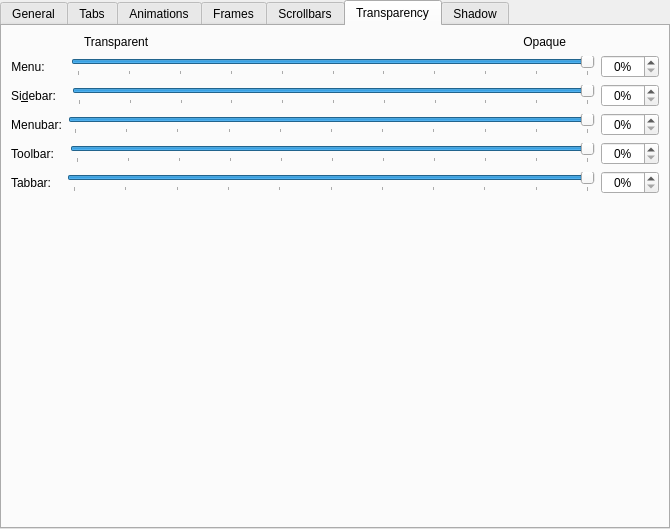
Above: kstyle/config/ui/darklystyleconfig.ui from DeltaCopy/Darkly before the change. Below: the same form after it.
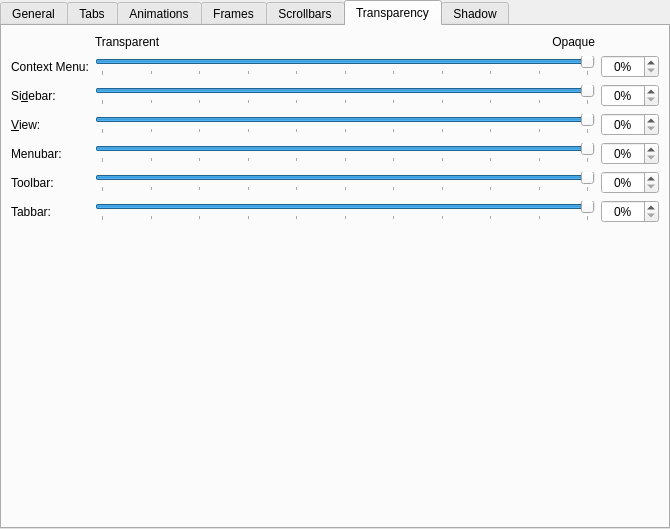
That is the form after the change. The open tabs and pages were chosen to show the change. Custom widgets are drawn as their Qt base class.

Patch:
```diff
--- a/kstyle/config/ui/darklystyleconfig.ui
+++ b/kstyle/config/ui/darklystyleconfig.ui
@@ -1128,7 +1128,7 @@
        <string>Transparency</string>
       </attribute>
       <layout class="QGridLayout" name="gridLayout_2">
-       <item row="0" column="0">
+       <item row="0" column="1">
         <layout class="QHBoxLayout" name="horizontalLayout">
          <item>
           <widget class="QLabel" name="label_6">
@@ -1141,9 +1141,6 @@
            <property name="text">
             <string>Transparent</string>
            </property>
-           <property name="indent">
-            <number>73</number>
-           </property>
           </widget>
          </item>
          <item>
@@ -1154,53 +1151,139 @@
              <verstretch>0</verstretch>
             </sizepolicy>
            </property>
-           <property name="layoutDirection">
-            <enum>Qt::LayoutDirection::LeftToRight</enum>
-           </property>
            <property name="text">
             <string>Opaque</string>
            </property>
            <property name="alignment">
             <set>Qt::AlignmentFlag::AlignRight|Qt::AlignmentFlag::AlignTrailing|Qt::AlignmentFlag::AlignVCenter</set>
            </property>
-           <property name="margin">
-            <number>0</number>
-           </property>
-           <property name="indent">
-            <number>93</number>
-           </property>
           </widget>
          </item>
         </layout>
        </item>
-       <item row="7" column="0">
-        <layout class="QHBoxLayout" name="horizontalLayout_22">
-         <item>
-          <widget class="QLabel" name="label_18">
+       <item row="1" column="0">
+        <widget class="QLabel" name="_menuGroupDescription">
+         <property name="toolTip">
+          <string>This changes the transparency of context menus and popup menus</string>
+         </property>
            <property name="text">
-            <string>Tabbar:</string>
+          <string>Context Menu:</string>
            </property>
            <property name="alignment">
+          <set>Qt::AlignmentFlag::AlignLeading|Qt::AlignmentFlag::AlignLeft|Qt::AlignmentFlag::AlignVCenter</set>
+         </property>
+         <property name="buddy">
+          <cstring>_menuOpacity</cstring>
+         </property>
+        </widget>
+       </item>
+       <item row="1" column="1">
+        <widget class="QSlider" name="_menuOpacity">
+         <property name="toolTip">
+          <string>This changes the transparency of context menus and popup menus</string>
+         </property>
+         <property name="maximum">
+          <number>100</number>
+         </property>
+         <property name="value">
+          <number>100</number>
+         </property>
+         <property name="orientation">
+          <enum>Qt::Orientation::Horizontal</enum>
+         </property>
+         <property name="tickPosition">
+          <enum>QSlider::TickPosition::TicksBelow</enum>
+         </property>
+         <property name="tickInterval">
+          <number>10</number>
+         </property>
+        </widget>
+       </item>
+       <item row="1" column="2">
+        <widget class="QSpinBox" name="_menuOpacitySpinBox">
+         <property name="alignment">
             <set>Qt::AlignmentFlag::AlignCenter</set>
            </property>
-           <property name="indent">
-            <number>5</number>
-           </property>
+         <property name="suffix">
+          <string>%</string>
+         </property>
+         <property name="maximum">
+          <number>100</number>
+         </property>
+        </widget>
+       </item>
+       <item row="2" column="0">
+        <widget class="QLabel" name="label_5">
+         <property name="toolTip">
+          <string>Dolphin sidebar transparency. Requires "Draw frame around dockable panels" to be disabled.</string>
+         </property>
+         <property name="text">
+          <string>Si&amp;debar:</string>
+         </property>
+         <property name="alignment">
+          <set>Qt::AlignmentFlag::AlignLeading|Qt::AlignmentFlag::AlignLeft|Qt::AlignmentFlag::AlignVCenter</set>
+         </property>
            <property name="buddy">
             <cstring>_tabBarOpacity</cstring>
            </property>
           </widget>
          </item>
-         <item>
-          <layout class="QHBoxLayout" name="horizontalLayout_23">
-           <property name="leftMargin">
+       <item row="2" column="1">
+        <widget class="QSlider" name="_sidebarOpacity">
+         <property name="toolTip">
+          <string>Dolphin sidebar transparency. Requires "Draw frame around dockable panels" to be disabled.</string>
+         </property>
+         <property name="maximum">
+          <number>100</number>
+         </property>
+         <property name="value">
+          <number>100</number>
+         </property>
+         <property name="orientation">
+          <enum>Qt::Orientation::Horizontal</enum>
+         </property>
+         <property name="tickPosition">
+          <enum>QSlider::TickPosition::TicksBelow</enum>
+         </property>
+         <property name="tickInterval">
             <number>10</number>
            </property>
-           <item>
-            <widget class="QSlider" name="_tabBarOpacity">
+        </widget>
+       </item>
+       <item row="2" column="2">
+        <widget class="QSpinBox" name="_sidebarOpacitySpinBox">
+         <property name="alignment">
+          <set>Qt::AlignmentFlag::AlignCenter</set>
+         </property>
+         <property name="suffix">
+          <string>%</string>
+         </property>
+         <property name="maximum">
+          <number>100</number>
+         </property>
+        </widget>
+       </item>
+       <item row="3" column="0">
+        <widget class="QLabel" name="label_viewOpacity">
              <property name="toolTip">
-              <string>This changes the tabbar opacity inside Dolphin &amp; Konsole</string>
-             </property>
+          <string>This changes the transparency of the Dolphin main file view area</string>
+         </property>
+         <property name="text">
+          <string>&amp;View:</string>
+         </property>
+         <property name="alignment">
+          <set>Qt::AlignmentFlag::AlignLeading|Qt::AlignmentFlag::AlignLeft|Qt::AlignmentFlag::AlignVCenter</set>
+         </property>
+         <property name="buddy">
+          <cstring>_viewOpacity</cstring>
+         </property>
+        </widget>
+       </item>
+       <item row="3" column="1">
+        <widget class="QSlider" name="_viewOpacity">
+         <property name="toolTip">
+          <string>This changes the transparency of the Dolphin main file view area</string>
+         </property>
              <property name="maximum">
               <number>100</number>
              </property>
@@ -1218,10 +1301,8 @@
              </property>
             </widget>
            </item>
-          </layout>
-         </item>
-         <item>
-          <widget class="QSpinBox" name="_tabBarOpacitySpinBox">
+       <item row="3" column="2">
+        <widget class="QSpinBox" name="_viewOpacitySpinBox">
            <property name="alignment">
             <set>Qt::AlignmentFlag::AlignCenter</set>
            </property>
@@ -1232,36 +1313,21 @@
             <number>100</number>
            </property>
           </widget>
-         </item>
-        </layout>
        </item>
        <item row="4" column="0">
-        <layout class="QHBoxLayout" name="horizontalLayout_7">
-         <item>
           <widget class="QLabel" name="label_7">
            <property name="text">
             <string>Menubar:</string>
            </property>
            <property name="alignment">
-            <set>Qt::AlignmentFlag::AlignCenter</set>
-           </property>
-           <property name="indent">
-            <number>5</number>
+          <set>Qt::AlignmentFlag::AlignLeading|Qt::AlignmentFlag::AlignLeft|Qt::AlignmentFlag::AlignVCenter</set>
            </property>
            <property name="buddy">
             <cstring>_menuBarOpacity</cstring>
            </property>
           </widget>
          </item>
-         <item>
-          <layout class="QHBoxLayout" name="horizontalLayout_10">
-           <property name="spacing">
-            <number>0</number>
-           </property>
-           <property name="leftMargin">
-            <number>0</number>
-           </property>
-           <item>
+       <item row="4" column="1">
             <widget class="QSlider" name="_menuBarOpacity">
              <property name="toolTip">
               <string>This changes the menubar opacity</string>
@@ -1283,9 +1349,7 @@
              </property>
             </widget>
            </item>
-          </layout>
-         </item>
-         <item>
+       <item row="4" column="2">
           <widget class="QSpinBox" name="_menuBarOpacitySpinBox">
            <property name="alignment">
             <set>Qt::AlignmentFlag::AlignCenter</set>
@@ -1298,38 +1362,20 @@
            </property>
           </widget>
          </item>
-        </layout>
-       </item>
-       <item row="6" column="0">
-        <layout class="QHBoxLayout" name="horizontalLayout_3">
-         <item>
+       <item row="5" column="0">
           <widget class="QLabel" name="label_8">
-           <property name="enabled">
-            <bool>true</bool>
-           </property>
            <property name="text">
             <string>Toolbar:</string>
            </property>
            <property name="alignment">
-            <set>Qt::AlignmentFlag::AlignCenter</set>
-           </property>
-           <property name="indent">
-            <number>5</number>
+          <set>Qt::AlignmentFlag::AlignLeading|Qt::AlignmentFlag::AlignLeft|Qt::AlignmentFlag::AlignVCenter</set>
            </property>
            <property name="buddy">
             <cstring>_toolBarOpacity</cstring>
            </property>
           </widget>
          </item>
-         <item>
-          <layout class="QHBoxLayout" name="horizontalLayout_11" stretch="0">
-           <property name="spacing">
-            <number>0</number>
-           </property>
-           <property name="leftMargin">
-            <number>10</number>
-           </property>
-           <item>
+       <item row="5" column="1">
             <widget class="QSlider" name="_toolBarOpacity">
              <property name="toolTip">
               <string>This changes the toolbar opacity</string>
@@ -1351,9 +1397,7 @@
              </property>
             </widget>
            </item>
-          </layout>
-         </item>
-         <item>
+       <item row="5" column="2">
           <widget class="QSpinBox" name="_toolBarOpacitySpinBox">
            <property name="alignment">
             <set>Qt::AlignmentFlag::AlignCenter</set>
@@ -1366,143 +1410,36 @@
            </property>
           </widget>
          </item>
-        </layout>
-       </item>
-       <item row="1" column="0">
-        <layout class="QHBoxLayout" name="horizontalLayout_2">
-         <item>
-          <widget class="QLabel" name="_menuGroupDescription">
-           <property name="text">
-            <string>Menu:</string>
-           </property>
-           <property name="alignment">
-            <set>Qt::AlignmentFlag::AlignCenter</set>
-           </property>
-           <property name="indent">
-            <number>5</number>
-           </property>
-           <property name="buddy">
-            <cstring>_menuOpacity</cstring>
-           </property>
-          </widget>
-         </item>
-         <item>
-          <layout class="QHBoxLayout" name="horizontalLayout_5">
-           <property name="spacing">
-            <number>0</number>
-           </property>
-           <property name="leftMargin">
-            <number>20</number>
-           </property>
-           <item>
-            <widget class="QSlider" name="_menuOpacity">
+       <item row="6" column="0">
+        <widget class="QLabel" name="label_18">
              <property name="toolTip">
-              <string>This changes the menu items transparency</string>
-             </property>
-             <property name="minimum">
-              <number>0</number>
-             </property>
-             <property name="maximum">
-              <number>100</number>
-             </property>
-             <property name="singleStep">
-              <number>1</number>
-             </property>
-             <property name="pageStep">
-              <number>10</number>
-             </property>
-             <property name="value">
-              <number>100</number>
-             </property>
-             <property name="orientation">
-              <enum>Qt::Orientation::Horizontal</enum>
-             </property>
-             <property name="invertedAppearance">
-              <bool>false</bool>
-             </property>
-             <property name="invertedControls">
-              <bool>false</bool>
-             </property>
-             <property name="tickPosition">
-              <enum>QSlider::TickPosition::TicksBelow</enum>
-             </property>
-             <property name="tickInterval">
-              <number>10</number>
-             </property>
-            </widget>
-           </item>
-          </layout>
-         </item>
-         <item>
-          <widget class="QSpinBox" name="_menuOpacitySpinBox">
-           <property name="alignment">
-            <set>Qt::AlignmentFlag::AlignCenter</set>
-           </property>
-           <property name="suffix">
-            <string>%</string>
-           </property>
-           <property name="maximum">
-            <number>100</number>
-           </property>
-          </widget>
-         </item>
-        </layout>
-       </item>
-       <item row="2" column="0">
-        <layout class="QHBoxLayout" name="horizontalLayout_8">
-         <item>
-          <widget class="QLabel" name="label_5">
+          <string>This changes the tabbar opacity inside Dolphin &amp; Konsole</string>
+         </property>
            <property name="text">
-            <string>Si&amp;debar:</string>
+          <string>Tabbar:</string>
            </property>
            <property name="alignment">
-            <set>Qt::AlignmentFlag::AlignCenter</set>
-           </property>
-           <property name="indent">
-            <number>5</number>
-           </property>
+          <set>Qt::AlignmentFlag::AlignLeading|Qt::AlignmentFlag::AlignLeft|Qt::AlignmentFlag::AlignVCenter</set>
+         </property>
            <property name="buddy">
             <cstring>_sidebarOpacity</cstring>
            </property>
           </widget>
          </item>
-         <item>
-          <layout class="QHBoxLayout" name="horizontalLayout_9">
-           <property name="spacing">
-            <number>0</number>
-           </property>
-           <property name="leftMargin">
-            <number>10</number>
-           </property>
-           <item>
-            <widget class="QSlider" name="_sidebarOpacity">
+       <item row="6" column="1">
+        <widget class="QSlider" name="_tabBarOpacity">
              <property name="toolTip">
               <string>This changes the Dolphin sidebar transparency</string>
              </property>
              <property name="maximum">
               <number>100</number>
              </property>
-             <property name="singleStep">
-              <number>1</number>
-             </property>
-             <property name="pageStep">
-              <number>10</number>
-             </property>
              <property name="value">
               <number>100</number>
              </property>
-             <property name="sliderPosition">
-              <number>100</number>
-             </property>
              <property name="orientation">
               <enum>Qt::Orientation::Horizontal</enum>
              </property>
-             <property name="invertedAppearance">
-              <bool>false</bool>
-             </property>
-             <property name="invertedControls">
-              <bool>false</bool>
-             </property>
              <property name="tickPosition">
               <enum>QSlider::TickPosition::TicksBelow</enum>
              </property>
@@ -1511,10 +1448,8 @@
              </property>
             </widget>
            </item>
-          </layout>
-         </item>
-         <item>
-          <widget class="QSpinBox" name="_sidebarOpacitySpinBox">
+       <item row="6" column="2">
+        <widget class="QSpinBox" name="_tabBarOpacitySpinBox">
            <property name="alignment">
             <set>Qt::AlignmentFlag::AlignCenter</set>
            </property>
@@ -1526,9 +1461,7 @@
            </property>
           </widget>
          </item>
-        </layout>
-       </item>
-       <item row="8" column="0">
+       <item row="7" column="0">
         <spacer name="verticalSpacer_2">
          <property name="orientation">
           <enum>Qt::Orientation::Vertical</enum>
```
Left out of the diff: 41 changed lines with no effect on the pictures. Lines whose indentation alone changed are shown as unchanged.
